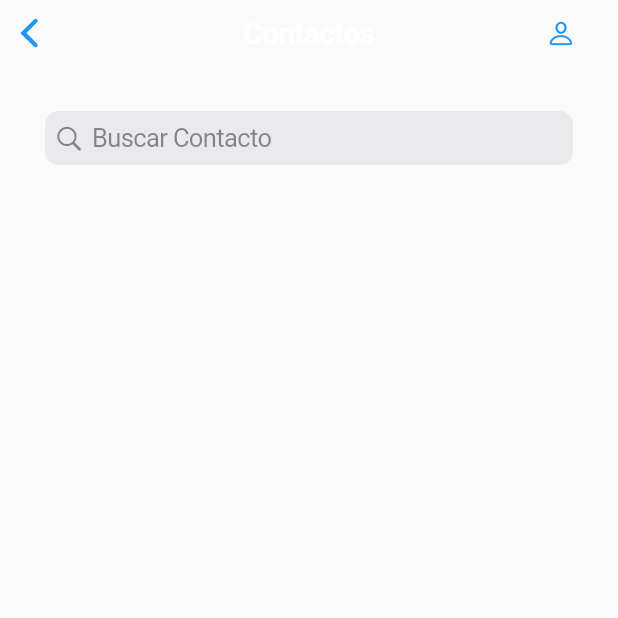
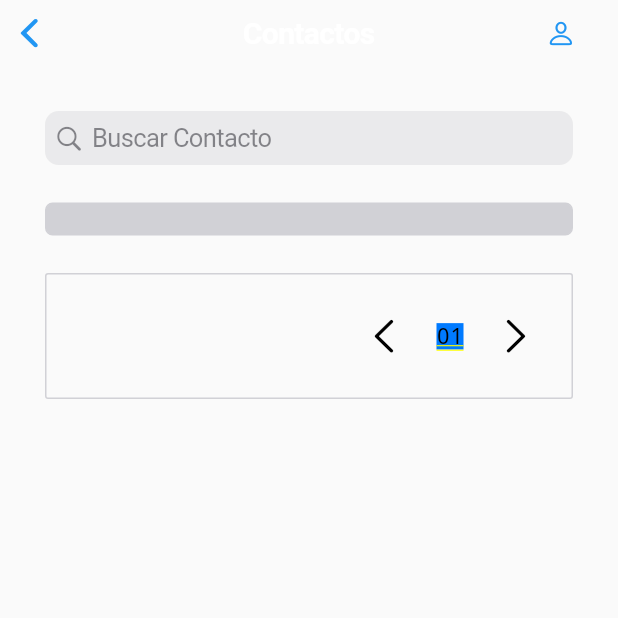
Before and after one commit to DaisyGeraldine/flutter_01, a Flutter app: the screen it shows after launch, in the side drawer, after a tap on "Contactos", on a phone screen of 412 x 824 dp, the top half of it. Run offline on Flutter 3.47's test engine with Material 2 defaults, Android fonts, the light colour scheme and no system bars; our stand-ins replace sqflite, sqflite_common_ffi; accounts and stored records are empty.

Commit message:
changes pages aduser, contacts, users, widget button, widget table

```diff
--- a/lib/DataBase/db.dart
+++ b/lib/DataBase/db.dart
@@ -47,7 +47,7 @@ class DBase {
     return await db.rawQuery(sql, arguments);
   }*/
 
-  query() async {
+  queryUsers() async {
     final Database db = await openDB();
     final List<Map<String, dynamic>> userMap = await db.query("user");
 
@@ -62,6 +62,22 @@ class DBase {
         role: userMap[i]['role'],
         phone: userMap[i]['phone'],
         address: userMap[i]['address']
+      )
+    );
+  }
+
+  queryContacts() async {
+    final Database db = await openDB();
+    final List<Map<String, dynamic>> contactMap = await db.query("contact");
+
+    return List.generate(contactMap.length,
+      (i) => Contacts(
+        id: contactMap[i]['id'],
+        name: contactMap[i]['name'],
+        role: contactMap[i]['role'],
+        company: contactMap[i]['company'],
+        phone: contactMap[i]['phone'],
+        detail: contactMap[i]['detail'],
       )
     );
   }
@@ -90,7 +106,23 @@ class Users {
   Users({this.id, this.name, this.dni, this.tipo, this.email, this.password, this.role, this.phone, this.address});
 
   Map<String, dynamic> toJson(){
-    return {'id': id, 'name': name, 'dni': dni, 'tipo': tipo, 'email': email, 'password': password, 'role': role, 'phone': phone, 'address': address};
+    return {'Nro': id, 'Nombre': name, 'Dni': dni, 'Tipo': tipo, 'Correo': email, 'Contraseña': password, 'Cargo': role, 'Telefono': phone, 'Direccion': address};
   }
 
 }
+
+class Contacts {
+  final int ?id;
+  final String ?name;
+  final String ?role;
+  final String ?company;
+  final String ?phone;
+  final String ?detail;
+
+  Contacts({this.id, this.name, this.role, this.company, this.phone, this.detail});
+
+  Map<String, dynamic> toJson(){
+    return {'Nro': id, 'Nombre': name, 'Cargo': role, 'Empresa': company, 'Telefono': phone, 'Detalle': detail};
+  }
+
+}
--- a/lib/DataBase/dbtables.dart
+++ b/lib/DataBase/dbtables.dart
@@ -14,6 +14,15 @@ class DbTable{
         phone TEXT,
         address TEXT
     )'''
+    ,
+    '''CREATE TABLE IF NOT EXISTS $dbTableContacts(
+        id INTEGER PRIMARY KEY AUTOINCREMENT,
+        name TEXT,
+        role TEXT,
+        company TEXT,
+        phone TEXT,
+        detail TEXT
+    )'''
 
   ];
 }
--- a/lib/pages/contacts.dart
+++ b/lib/pages/contacts.dart
@@ -1,4 +1,4 @@
-import 'package:drawer_views_project/widgets/widgetbuttonAdd.dart';
+import 'package:drawer_views_project/DataBase/db.dart';
 import 'package:drawer_views_project/widgets/widgetsearchtextfield.dart';
 import 'package:drawer_views_project/widgets/widgettable.dart';
 import 'package:flutter/cupertino.dart';
@@ -12,6 +12,24 @@ class ContactsPage extends StatefulWidget {
 
 class _ContactsPage extends State < ContactsPage >{
 
+  DBase dbase = DBase();
+  List<Contacts> contactsL = [];
+
+  @override
+  void initState() {
+    _loadContacts();
+    super.initState();
+  }
+
+  _loadContacts() async {
+    List<Contacts> auxContacts = await dbase.queryContacts();
+
+    setState(() {
+      contactsL = auxContacts;
+      }
+    );
+  }
+
   @override
   Widget build(BuildContext context){
     return CupertinoPageScaffold(
@@ -24,14 +42,14 @@ class _ContactsPage extends State < ContactsPage >{
           child: const Icon(CupertinoIcons.person),
         ),
       ),
-      child: const SafeArea(
+      child: SafeArea(
         child: Padding(
-          padding: EdgeInsets.all(30.0),
+          padding: const EdgeInsets.all(30.0),
           child: Column(
             children: [
-              CSearchTextField(moduleNombre: 'Contacto'),
-              SizedBox(height: 25,),
-              //CTable(moduleNombre: 'Contacto', recordsList: [],)
+              const CSearchTextField(moduleNombre: 'Contacto'),
+              const SizedBox(height: 25,),
+              CTable(moduleNombre: 'Contacto', recordsList: contactsL,)
             ],
           ),
         ),
--- a/lib/pages/users.dart
+++ b/lib/pages/users.dart
@@ -23,10 +23,9 @@ class _UsersPage extends State < UsersPage >{
   }
 
   _loadUsers() async {
-    List<Users> auxUsers = await dbase.query();
+    List<Users> auxUsers = await dbase.queryUsers();
 
     setState(() {
-      //usersL = auxUsers;
       usersL = auxUsers;
       }
     );
@@ -51,7 +50,7 @@ class _UsersPage extends State < UsersPage >{
             children: [
               const CSearchTextField(moduleNombre: 'Usuarios'),
               const SizedBox(height: 25,),
-              CTable(moduleNombre: 'Usuarios', recordsList: usersL),
+              CTable(moduleNombre: 'Contactos', recordsList: usersL),
               const SizedBox(height: 25,),
               const CButtonSearch(moduleNombre: 'Usuarios')
             ],
--- a/lib/widgets/widgettable.dart
+++ b/lib/widgets/widgettable.dart
@@ -1,18 +1,29 @@
-import 'package:drawer_views_project/DataBase/db.dart';
 import 'package:flutter/cupertino.dart';
 
 class CTable extends StatelessWidget {
   List<String> nameKeys = [];
+  final String moduleNombre;
+  final List<dynamic> recordsList;
+  late int lenHeader;
+  //int lenHeader = recordsList[0].toJson().length;
 
-  CTable({super.key, required this.moduleNombre, required this.recordsList});
-  final String moduleNombre;
-  final List<Users> recordsList;
-  //var List<String> nameKeys = [];
+  CTable({Key? key, required this.moduleNombre, required this.recordsList}): super(key: key){
 
-  nameKeysList(){
-    for (var i = 0; i < recordsList.length; i++) {
-      nameKeys.addAll(recordsList[i].toJson().keys.toList());
+  lenHeader = recordsList.isNotEmpty ? recordsList[0].toJson().length : 0;
+  }
+
+  List<Widget> nameKeysList(){
+    List<Widget> widgetsHeader = [];
+    //Error: The getter 'length' isn't defined for the type 'Map<String, dynamic>'.
+    //lenHeader = recordsList[0].toJson().length;
+    print(lenHeader);
+    nameKeys.clear();
+    nameKeys.addAll(recordsList[0].toJson().keys);
+    for (var i = 0; i < lenHeader; i++) {
+      print(nameKeys);
+      widgetsHeader.add(Text(nameKeys[i], style: const TextStyle(fontSize: 15, color: CupertinoColors.black, fontFamily: 'Arial', fontWeight: FontWeight.bold)));
     }
+    return widgetsHeader;
   }
 
   @override
@@ -28,17 +39,15 @@ class CTable extends StatelessWidget {
             borderRadius: BorderRadius.all(Radius.circular(5)),
             border: Border.fromBorderSide(BorderSide(color: CupertinoColors.systemGrey4, width: 1, style: BorderStyle.solid))
           ),
-          child: const Center(
+          child: Center(
             child: Row(
               mainAxisAlignment: MainAxisAlignment.spaceBetween,
               children: [
-                Text('Nro', style: TextStyle(fontSize: 15, color: CupertinoColors.black, fontFamily: 'Arial', fontWeight: FontWeight.bold)),
-                Text('Nombre', style: TextStyle(fontSize: 15, color: CupertinoColors.black, fontFamily: 'Arial', fontWeight: FontWeight.bold)),
-                Text('Cargo', style: TextStyle(fontSize: 15, color: CupertinoColors.black, fontFamily: 'Arial', fontWeight: FontWeight.bold)),
-                Text('Empresa', style: TextStyle(fontSize: 15, color: CupertinoColors.black, fontFamily: 'Arial', fontWeight: FontWeight.bold)),
-                Text('Telefono', style: TextStyle(fontSize: 15, color: CupertinoColors.black, fontFamily: 'Arial', fontWeight: FontWeight.bold)),
-                Text('Detalle', style: TextStyle(fontSize: 15, color: CupertinoColors.black, fontFamily: 'Arial', fontWeight: FontWeight.bold)),
-              ],
+                  //nameKeys.addAll(recordsList[i].toJson().keys.toList());
+                  //for (var i = 0; i < recordsList[0].toJson().length; i++)
+                  for (var i = 0; i < lenHeader; i++)
+                    nameKeysList()[i]
+                ],
             ),
           ),
         ),
@@ -54,20 +63,15 @@ class CTable extends StatelessWidget {
           child: Column(
             //mainAxisAlignment: MainAxisAlignment.spaceEvenly,
             children: [
-              for (var i = 0; i < recordsList.length; i++)
+              for (var row = 0; row < recordsList.length; row++)
                 //nameKeys.addAll(recordsList[i].toJson().keys.toList());
                 Padding(
                   padding: const EdgeInsets.all(8.0),
                   child: Row(
                     mainAxisAlignment: MainAxisAlignment.spaceBetween,
                     children: [
-                      for (var i = 0; i < recordsList.length; i++)
-
-                      //Text(nameKeys[i].toString(), style: const TextStyle(fontSize: 15, color: CupertinoColors.black, fontStyle: FontStyle.normal, fontWeight: FontWeight.normal),),
-                      Text(recordsList[i].name.toString(), style: const TextStyle(fontSize: 15, color: CupertinoColors.black, fontStyle: FontStyle.normal, fontWeight: FontWeight.normal),),
-                      Text(recordsList[i].tipo.toString(), style: const TextStyle(fontSize: 15, color: CupertinoColors.black, fontStyle: FontStyle.normal, fontWeight: FontWeight.normal),),
-                      Text(recordsList[i].email.toString(), style: const TextStyle(fontSize: 15, color: CupertinoColors.black, fontStyle: FontStyle.normal, fontWeight: FontWeight.normal),),
-                      Text(recordsList[i].password.toString(), style: const TextStyle(fontSize: 15, color: CupertinoColors.black, fontStyle: FontStyle.normal, fontWeight: FontWeight.normal),),
+                      for (var column = 0; column < lenHeader; column++)
+                        Text(recordsList[row].toJson().values.toList()[column].toString(), style: const TextStyle(fontSize: 15, color: CupertinoColors.black, fontStyle: FontStyle.normal, fontWeight: FontWeight.normal),),
                     ],
                   ),
                 ),
@@ -100,6 +104,8 @@ class CTable extends StatelessWidget {
   }
 }
 
+
+
 /*class ContactsColumns {
   final int nro;
   final String nombre;
```
Also changed, not shown: lib/pages/adduser.dart (+15 -14 lines), lib/widgets/widgetbuttonadd.dart (+10 -1 lines).
